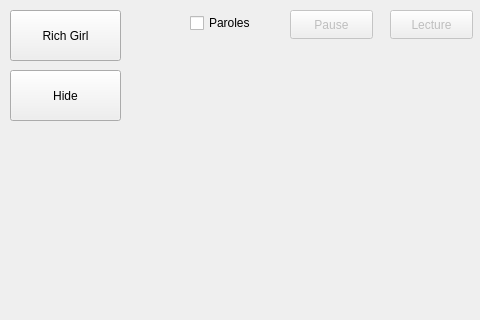
The window that Code/MusiFlow/mainwindow.ui (cegepmatane/projets-specialises-2023-fabientolsy) describes before a commit, drawn with Qt 5; both pictures show x 0 to 480 and y 0 to 320 of the 1327 by 876 pixel window.
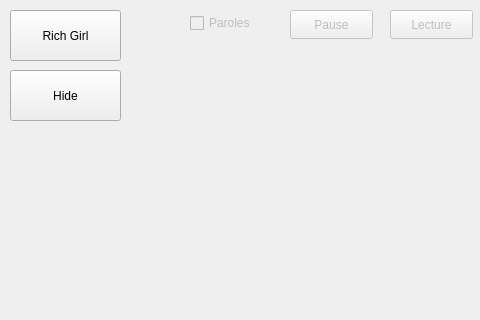
The same window after the commit.

Commit message:
Le bouton pour afficher les paroles est fonctionnel mais pas de facon responsable #6
Le bouton fonctionne mais affiche, pour le moment, tout le temps les memes paroles qu'importe la chanson en cours de lecture

Diff of the .ui file:
```diff
--- a/Code/MusiFlow/mainwindow.ui
+++ b/Code/MusiFlow/mainwindow.ui
@@ -105,6 +105,9 @@
     </property>
    </widget>
    <widget class="QCheckBox" name="paroles">
+    <property name="enabled">
+     <bool>false</bool>
+    </property>
     <property name="geometry">
      <rect>
       <x>190</x>
```
The commit also changes 7 other files.
